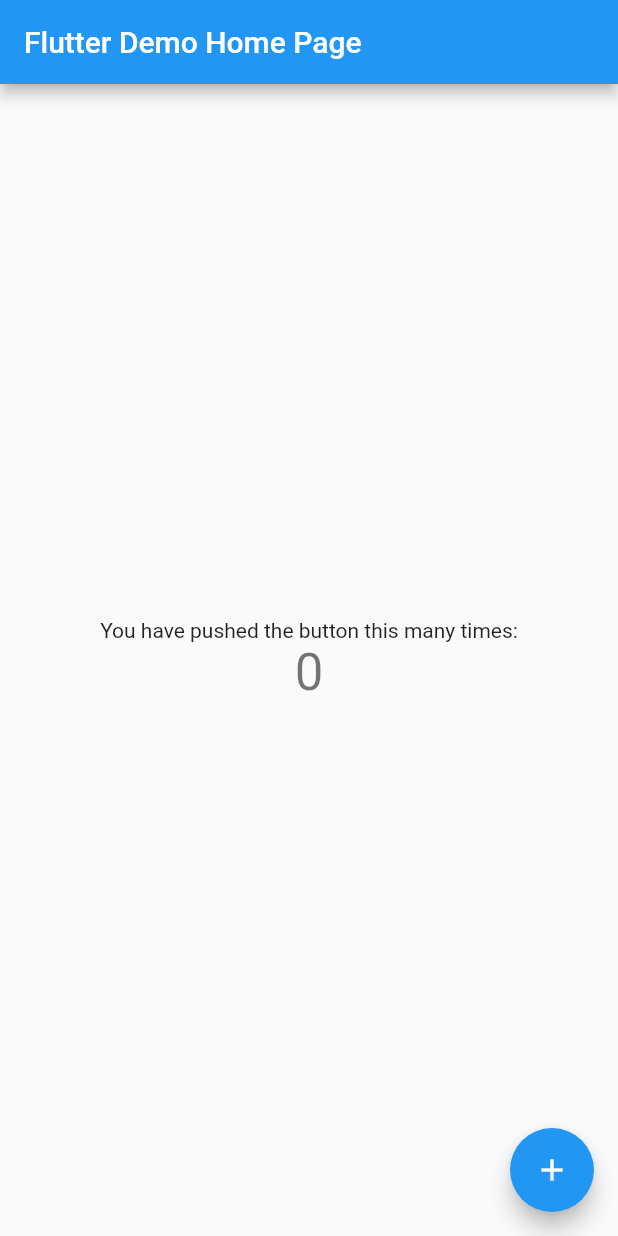
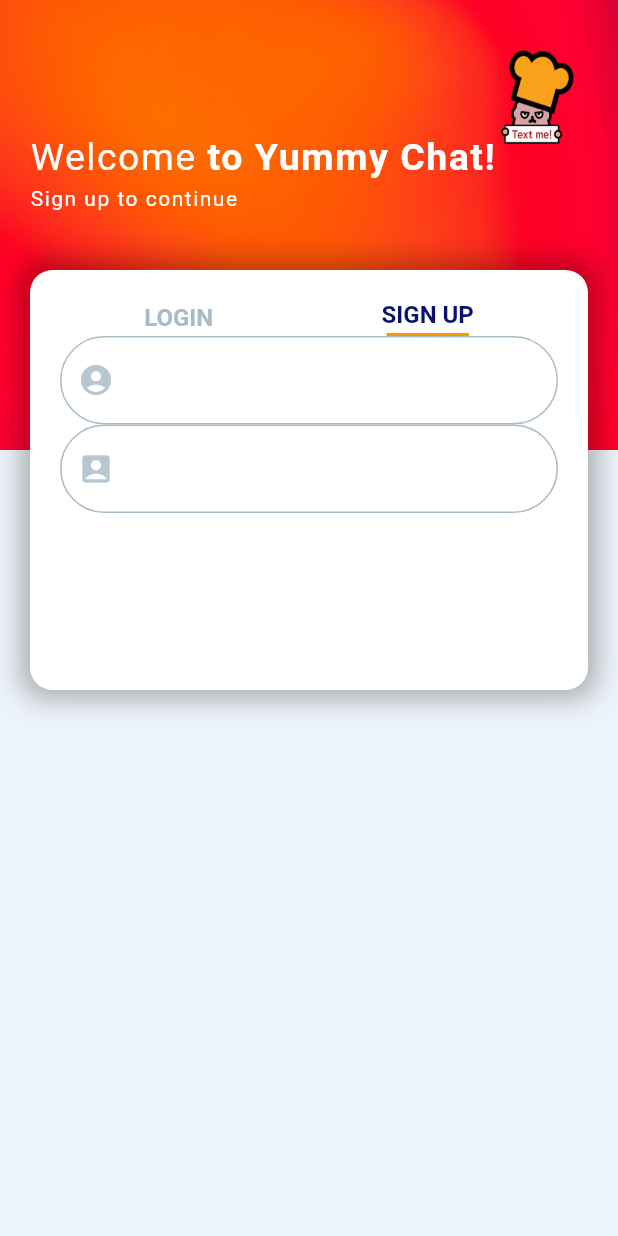
Before and after one commit to jaeyunkim-1024/chatt_app, a Flutter app: the screen it shows after launch, on a phone screen of 412 x 824 dp. Run offline on Flutter 3.47's test engine with Material 2 defaults, Android fonts, the phone set to English and light mode, and no system bars.

Commit message:
feat/자기개발 : 채팅 앱 - SIGN UP ID 입력창

```diff
--- a/analysis_options.yaml
+++ b/analysis_options.yaml
@@ -22,8 +22,10 @@ linter:
   # `// ignore_for_file: name_of_lint` syntax on the line or in the file
   # producing the lint.
   rules:
-    # avoid_print: false  # Uncomment to disable the `avoid_print` rule
-    # prefer_single_quotes: true  # Uncomment to enable the `prefer_single_quotes` rule
+    prefer_single_quotes: false  # Uncomment to enable the `prefer_single_quotes` rule
+    prefer_const_constructors: false
+    prefer_const_literals_to_create_immutables: false
+    prefer_const_constructors_in_immutables: false
 
 # Additional information about this file can be found at
 # https://dart.dev/guides/language/analysis-options
--- /dev/null
+++ b/lib/config/palette.dart
@@ -0,0 +1,11 @@
+import 'package:flutter/painting.dart';
+
+class Palette {
+  static const Color iconColor = Color(0xFFB6C7D1);
+  static const Color activeColor = Color(0xFF09126C);
+  static const Color textColor1 = Color(0XFFA7BCC7);
+  static const Color textColor2 = Color(0XFF9BB3C0);
+  static const Color facebookColor = Color(0xFF3B5999);
+  static const Color googleColor = Color(0xFFDE4B39);
+  static const Color backgroundColor = Color(0xFFECF3F9);
+}
--- a/lib/main.dart
+++ b/lib/main.dart
@@ -1,115 +1,22 @@
+import 'package:chatt_app/screen/main_screen.dart';
 import 'package:flutter/material.dart';
 
 void main() {
-  runApp(const MyApp());
+  runApp(ChatApp());
 }
 
-class MyApp extends StatelessWidget {
-  const MyApp({super.key});
+class ChatApp extends StatelessWidget {
+  const ChatApp({Key? key}) : super(key: key);
 
-  // This widget is the root of your application.
   @override
   Widget build(BuildContext context) {
     return MaterialApp(
-      title: 'Flutter Demo',
+      debugShowCheckedModeBanner: false,
+      title: 'Chatting App',
       theme: ThemeData(
-        // This is the theme of your application.
-        //
-        // Try running your application with "flutter run". You'll see the
-        // application has a blue toolbar. Then, without quitting the app, try
-        // changing the primarySwatch below to Colors.green and then invoke
-        // "hot reload" (press "r" in the console where you ran "flutter run",
-        // or simply save your changes to "hot reload" in a Flutter IDE).
-        // Notice that the counter didn't reset back to zero; the application
-        // is not restarted.
         primarySwatch: Colors.blue,
       ),
-      home: const MyHomePage(title: 'Flutter Demo Home Page'),
+      home: LoginSignupScreen(),
     );
   }
 }
-
-class MyHomePage extends StatefulWidget {
-  const MyHomePage({super.key, required this.title});
-
-  // This widget is the home page of your application. It is stateful, meaning
-  // that it has a State object (defined below) that contains fields that affect
-  // how it looks.
-
-  // This class is the configuration for the state. It holds the values (in this
-  // case the title) provided by the parent (in this case the App widget) and
-  // used by the build method of the State. Fields in a Widget subclass are
-  // always marked "final".
-
-  final String title;
-
-  @override
-  State<MyHomePage> createState() => _MyHomePageState();
-}
-
-class _MyHomePageState extends State<MyHomePage> {
-  int _counter = 0;
-
-  void _incrementCounter() {
-    setState(() {
-      // This call to setState tells the Flutter framework that something has
-      // changed in this State, which causes it to rerun the build method below
-      // so that the display can reflect the updated values. If we changed
-      // _counter without calling setState(), then the build method would not be
-      // called again, and so nothing would appear to happen.
-      _counter++;
-    });
-  }
-
-  @override
-  Widget build(BuildContext context) {
-    // This method is rerun every time setState is called, for instance as done
-    // by the _incrementCounter method above.
-    //
-    // The Flutter framework has been optimized to make rerunning build methods
-    // fast, so that you can just rebuild anything that needs updating rather
-    // than having to individually change instances of widgets.
-    return Scaffold(
-      appBar: AppBar(
-        // Here we take the value from the MyHomePage object that was created by
-        // the App.build method, and use it to set our appbar title.
-        title: Text(widget.title),
-      ),
-      body: Center(
-        // Center is a layout widget. It takes a single child and positions it
-        // in the middle of the parent.
-        child: Column(
-          // Column is also a layout widget. It takes a list of children and
-          // arranges them vertically. By default, it sizes itself to fit its
-          // children horizontally, and tries to be as tall as its parent.
-          //
-          // Invoke "debug painting" (press "p" in the console, choose the
-          // "Toggle Debug Paint" action from the Flutter Inspector in Android
-          // Studio, or the "Toggle Debug Paint" command in Visual Studio Code)
-          // to see the wireframe for each widget.
-          //
-          // Column has various properties to control how it sizes itself and
-          // how it positions its children. Here we use mainAxisAlignment to
-          // center the children vertically; the main axis here is the vertical
-          // axis because Columns are vertical (the cross axis would be
-          // horizontal).
-          mainAxisAlignment: MainAxisAlignment.center,
-          children: <Widget>[
-            const Text(
-              'You have pushed the button this many times:',
-            ),
-            Text(
-              '$_counter',
-              style: Theme.of(context).textTheme.headline4,
-            ),
-          ],
-        ),
-      ),
-      floatingActionButton: FloatingActionButton(
-        onPressed: _incrementCounter,
-        tooltip: 'Increment',
-        child: const Icon(Icons.add),
-      ), // This trailing comma makes auto-formatting nicer for build methods.
-    );
-  }
-}
--- /dev/null
+++ b/lib/screen/main_screen.dart
@@ -0,0 +1,211 @@
+import 'package:chatt_app/config/palette.dart';
+import 'package:flutter/material.dart';
+
+class LoginSignupScreen extends StatefulWidget {
+  const LoginSignupScreen({Key? key}) : super(key: key);
+
+  @override
+  State<LoginSignupScreen> createState() => _LoginSignupScreenState();
+}
+
+class _LoginSignupScreenState extends State<LoginSignupScreen> {
+  bool isSignupScreen = true;
+  @override
+  Widget build(BuildContext context) {
+    return Scaffold(
+        backgroundColor: Palette.backgroundColor,
+        body: Stack(
+          children: [
+            Positioned(
+              right: 0,
+              left: 0,
+              top: 0,
+              child: Container(
+                height: 300,
+                decoration: BoxDecoration(
+                  image: DecorationImage(
+                    image: AssetImage('images/red.jpg'),
+                    fit: BoxFit.fill,
+                  ),
+                ),
+                child: Container(
+                  padding: EdgeInsets.only(top: 90, left: 20),
+                  child: Column(
+                    crossAxisAlignment: CrossAxisAlignment.start,
+                    children: [
+                      RichText(
+                        text: TextSpan(
+                            text: 'Welcome',
+                            style: TextStyle(
+                              letterSpacing: 1.0,
+                              fontSize: 25,
+                              color: Colors.white,
+                            ),
+                            children: [
+                              TextSpan(
+                                text: ' to Yummy Chat!',
+                                style: TextStyle(
+                                  letterSpacing: 1.0,
+                                  fontSize: 25,
+                                  color: Colors.white,
+                                  fontWeight: FontWeight.bold,
+                                ),
+                              )
+                            ]),
+                      ),
+                      SizedBox(
+                        height: 5.0,
+                      ),
+                      Text(
+                        'Sign up to continue',
+                        style: TextStyle(
+                          letterSpacing: 1.0,
+                          color: Colors.white,
+                        ),
+                      )
+                    ],
+                  ),
+                ),
+              ),
+            ),
+            Positioned(
+              top: 180,
+              child: Container(
+                padding: EdgeInsets.all(20.0),
+                height: 280.0,
+                width: MediaQuery.of(context).size.width - 40, // 각 디바이스의 실제 너비값
+                margin: EdgeInsets.symmetric(horizontal: 20.0),
+                decoration: BoxDecoration(
+                  color: Colors.white,
+                  borderRadius: BorderRadius.circular(15.0),
+                  boxShadow: [
+                    BoxShadow(
+                      color: Colors.black.withOpacity(0.3),
+                      blurRadius: 15,
+                      spreadRadius: 5,
+                    )
+                  ],
+                ),
+                child: Column(
+                  children: [
+                    Row(
+                      mainAxisAlignment: MainAxisAlignment.spaceAround,
+                      children: [
+                        GestureDetector(
+                          onTap: () {
+                            setState(() {
+                              isSignupScreen = false;
+                            });
+                          },
+                          child: Column(
+                            children: [
+                              Text(
+                                'LOGIN',
+                                style: TextStyle(
+                                  fontSize: 16,
+                                  fontWeight: FontWeight.bold,
+                                  color: !isSignupScreen
+                                      ? Palette.activeColor
+                                      : Palette.textColor1,
+                                ),
+                              ),
+                              if (!isSignupScreen)
+                                Container(
+                                  margin: EdgeInsets.only(top: 3),
+                                  height: 2,
+                                  width: 55,
+                                  color: Colors.orange,
+                                ),
+                            ],
+                          ),
+                        ),
+                        GestureDetector(
+                          onTap: () {
+                            setState(() {
+                              isSignupScreen = true;
+                            });
+                          },
+                          child: Column(
+                            children: [
+                              Text(
+                                'SIGN UP',
+                                style: TextStyle(
+                                  fontSize: 16,
+                                  fontWeight: FontWeight.bold,
+                                  color: isSignupScreen
+                                      ? Palette.activeColor
+                                      : Palette.textColor1,
+                                ),
+                              ),
+                              if (isSignupScreen)
+                                Container(
+                                  margin: EdgeInsets.only(top: 3),
+                                  height: 2,
+                                  width: 55,
+                                  color: Colors.orange,
+                                ),
+                            ],
+                          ),
+                        ),
+                      ],
+                    ),
+                    Container(
+                      child: Form(
+                        child: Column(
+                          children: [
+                            TextFormField(
+                              decoration: InputDecoration(
+                                prefixIcon: Icon(Icons.account_circle,
+                                    color: Palette.iconColor),
+                                enabledBorder: OutlineInputBorder(
+                                  borderSide: BorderSide(
+                                    color: Palette.textColor1,
+                                  ),
+                                  borderRadius: BorderRadius.all(
+                                    Radius.circular(35.0),
+                                  ),
+                                ),
+                                focusedBorder: OutlineInputBorder(
+                                  borderSide: BorderSide(
+                                    color: Palette.textColor1,
+                                  ),
+                                  borderRadius: BorderRadius.all(
+                                    Radius.circular(35.0),
+                                  ),
+                                ),
+                              ),
+                            ),
+                            TextFormField(
+                              decoration: InputDecoration(
+                                prefixIcon: Icon(Icons.account_box,
+                                    color: Palette.iconColor),
+                                enabledBorder: OutlineInputBorder(
+                                  borderSide: BorderSide(
+                                    color: Palette.textColor1,
+                                  ),
+                                  borderRadius: BorderRadius.all(
+                                    Radius.circular(35.0),
+                                  ),
+                                ),
+                                focusedBorder: OutlineInputBorder(
+                                  borderSide: BorderSide(
+                                    color: Palette.textColor1,
+                                  ),
+                                  borderRadius: BorderRadius.all(
+                                    Radius.circular(35.0),
+                                  ),
+                                ),
+                              ),
+                            ),
+                          ],
+                        ),
+                      ),
+                    )
+                  ],
+                ),
+              ),
+            ),
+          ],
+        ));
+  }
+}
--- a/pubspec.yaml
+++ b/pubspec.yaml
@@ -60,9 +60,8 @@ flutter:
   uses-material-design: true
 
   # To add assets to your application, add an assets section, like this:
-  # assets:
-  #   - images/a_dot_burr.jpeg
-  #   - images/a_dot_ham.jpeg
+  assets:
+    - images/red.jpg
 
   # An image asset can refer to one or more resolution-specific "variants", see
   # https://flutter.dev/assets-and-images/#resolution-aware
```
Also changed, not shown: images/red.jpg (added), 1 other file.
